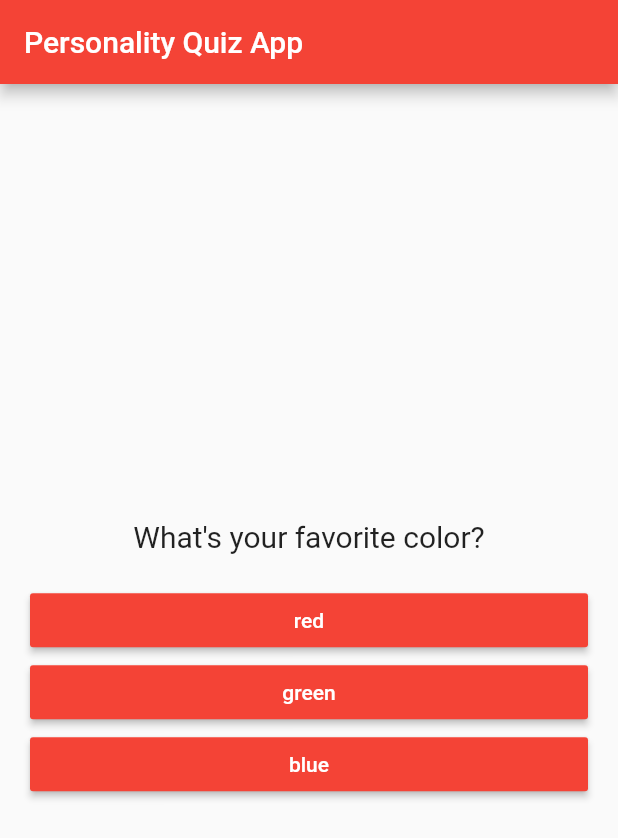
After one commit to perezjoyce/basic_quiz, a Flutter app: the screen it shows after launch, on a phone screen of 412 x 824 dp. The commit adds this screen. Shown: the top 838 px of the screen. Run offline on Flutter 3.47's test engine with Material 2 defaults, Android fonts, the phone set to English and light mode, and no system bars.

Commit message:
splitting app into widgets

```diff
--- a/lib/main.dart
+++ b/lib/main.dart
@@ -2,6 +2,8 @@ import 'package:flutter/material.dart';
 
 import './question.dart';
 import './option.dart';
+import './result.dart';
+import './quiz.dart';
 
 void main() => runApp(MyApp());
 
@@ -19,7 +21,7 @@ class _MyAppState extends State<MyApp> {
 
   //const because it's compile-time constant; it will never change
   //the values in this variable cannot be changed
-  final questions = const [
+  final _questions = const [
     {
       'questionText': "What's your favorite color?",
       'options': ['red', 'green', 'blue'],
@@ -52,7 +54,7 @@ class _MyAppState extends State<MyApp> {
       _questionIndex = _questionIndex + 1;
     });
 
-    if (_questionIndex < questions.length) {}
+    // if (_questionIndex < _questions.length) {}
     print(_questionIndex);
   }
 
@@ -69,23 +71,15 @@ class _MyAppState extends State<MyApp> {
           title: Text('Personality Quiz App'),
         ),
         body: Center(
-            child: _questionIndex < questions.length
-                ? Column(
-                    mainAxisAlignment: MainAxisAlignment.center,
-                    children: [
-                      Question(
-                        questions[_questionIndex]['questionText'],
+          child: _questionIndex < _questions.length
+              ? Quiz(
+                  questions: _questions,
+                  questionIndex: _questionIndex,
+                  answerQuestion: _answerQuestion,
+                )
+              : Result(),
         ),
-                      ...(questions[_questionIndex]['options'] as List<String>).map((option) {
-                        return Option(option, _answerQuestion);
-                      }).toList()
-                    ],
-                  )
-                : Column(
-                    mainAxisAlignment: MainAxisAlignment.center,
-                    children: <Widget>[Text('Congratulations!')],
       ),
-          )),
     );
   }
 }
--- /dev/null
+++ b/lib/quiz.dart
@@ -0,0 +1,31 @@
+import 'package:flutter/material.dart';
+
+import './question.dart';
+import './option.dart';
+
+class Quiz extends StatelessWidget {
+  final List<Map<String, Object>> questions;
+  final int questionIndex;
+  final Function answerQuestion;
+
+  Quiz({
+    @required this.questions,
+    @required this.questionIndex,
+    @required this.answerQuestion,
+  });
+
+  @override
+  Widget build(BuildContext context) {
+    return Column(
+      mainAxisAlignment: MainAxisAlignment.center,
+      children: [
+        Question(
+          questions[questionIndex]['questionText'],
+        ),
+        ...(questions[questionIndex]['options'] as List<String>).map((option) {
+          return Option(option, answerQuestion);
+        })
+      ],
+    );
+  }
+}
```
Also changed, not shown: lib/result.dart (added, +11 -0 lines). Lines whose indentation alone changed are shown as unchanged.
